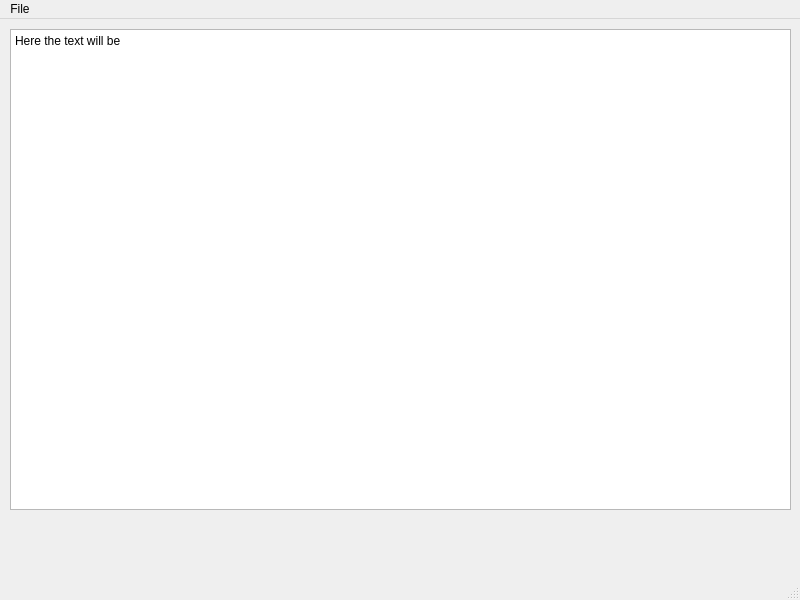
Old version of the form textedit.ui in the repository vk2231/VK.
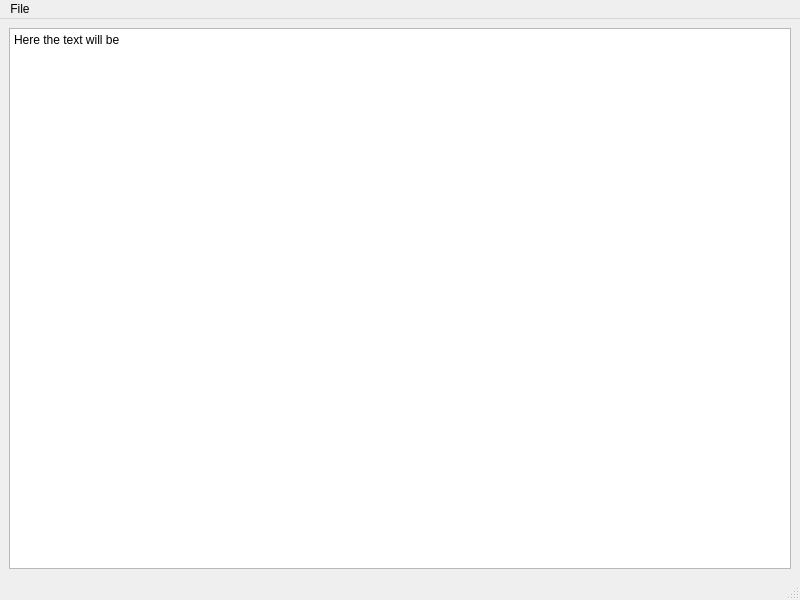
New version of the form.

```diff
--- a/textedit.ui
+++ b/textedit.ui
@@ -14,19 +14,15 @@
    <string>MainWindow</string>
   </property>
   <widget class="QWidget" name="centralwidget">
+   <layout class="QVBoxLayout" name="verticalLayout">
+    <item>
    <widget class="QPlainTextEdit" name="plainTextEdit">
-    <property name="geometry">
-     <rect>
-      <x>10</x>
-      <y>10</y>
-      <width>781</width>
-      <height>481</height>
-     </rect>
-    </property>
     <property name="plainText">
      <string>Here the text will be</string>
     </property>
    </widget>
+    </item>
+   </layout>
   </widget>
   <widget class="QMenuBar" name="menubar">
    <property name="geometry">
```
Lines whose indentation alone changed are shown as unchanged.
